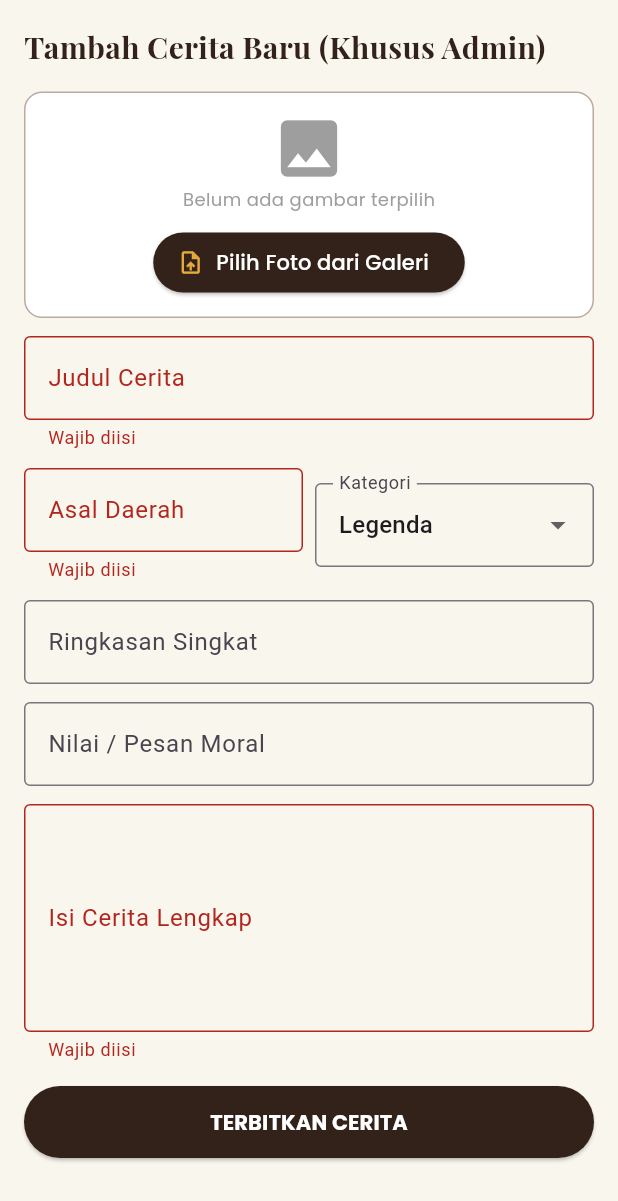
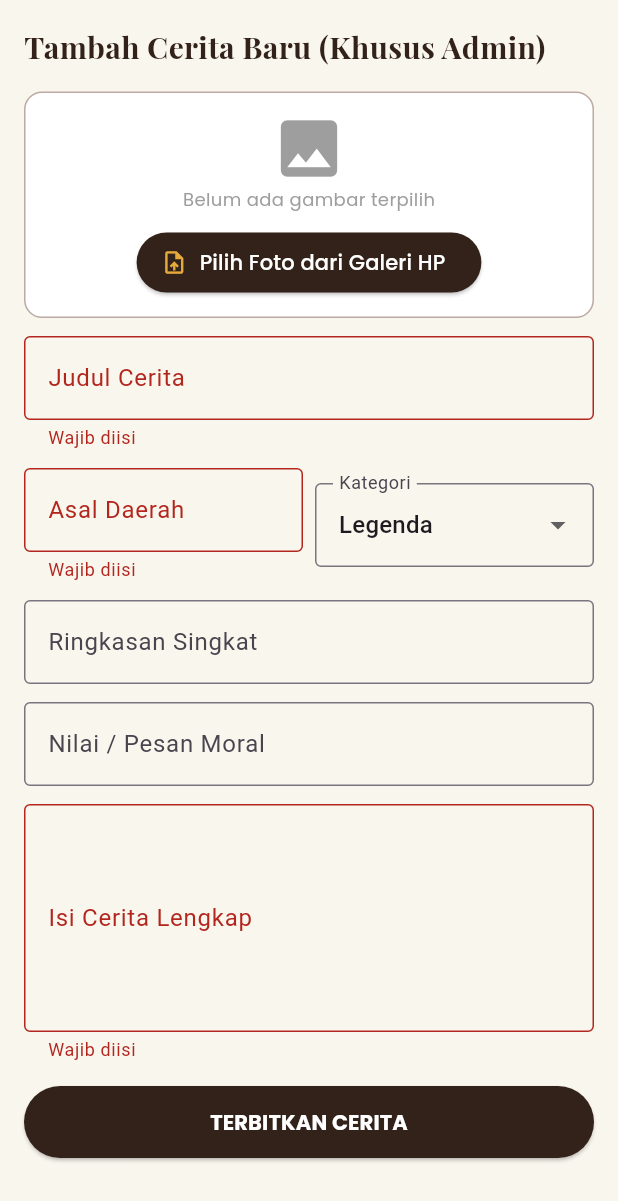
Before and after one commit to duitawisnaeni31-a11y/aplikasi_kisahloka, a Flutter app: the AddStoryScreen screen opened directly, after a tap on "TERBITKAN CERITA", on a phone screen of 412 x 824 dp. Shown: the top 1201 px of the screen. Run offline on Flutter 3.47's test engine with Material 3 defaults, Android fonts, the phone set to English and light mode, and no system bars; our stand-ins replace audioplayers, file_picker, google_fonts, shared_preferences; accounts and stored records are empty.

Commit message:
Simpan perubahan kode

```diff
--- a/lib/main.dart
+++ b/lib/main.dart
@@ -5,7 +5,9 @@ import 'views/admin_views.dart';
 import 'views/guest_views.dart';
 import 'views/story_detail_view.dart';
 
-void main() {
+void main() async {
+  WidgetsFlutterBinding.ensureInitialized();
+  await loadStoriesFromStorage();
   runApp(const KisahLokaApp());
 }
 
@@ -133,7 +135,7 @@ class _KisahLokaAppState extends State<KisahLokaApp> {
                             Align(
                               alignment: Alignment.centerLeft,
                               child: Text(
-                                '*Catatan: Gunakan email yang mengandung kata "admin" untuk masuk sebagai Admin.',
+                                '*Gunakan email yang mengandung kata "admin" untuk masuk sebagai Admin.',
                                 style: GoogleFonts.poppins(fontSize: 10, color: Colors.grey.shade700, fontStyle: FontStyle.italic),
                               ),
                             ),
--- a/lib/views/admin_views.dart
+++ b/lib/views/admin_views.dart
@@ -1,4 +1,5 @@
 import 'dart:io';
+import 'dart:typed_data';
 import 'dart:ui';
 import 'package:file_picker/file_picker.dart';
 import 'package:flutter/material.dart';
@@ -38,12 +39,15 @@ class _AdminDashboardScreenState extends State<AdminDashboardScreen> {
               ),
               ElevatedButton(
                 style: ElevatedButton.styleFrom(backgroundColor: Colors.red.shade700),
-                onPressed: () {
+                onPressed: () async {
                   setState(() {
                     globalStories.removeAt(index);
                   });
+                  await saveStoriesToStorage();
+                  if (mounted) {
                     Navigator.pop(ctx);
                     ScaffoldMessenger.of(context).showSnackBar(const SnackBar(content: Text('Cerita berhasil dihapus.')));
+                  }
                 },
                 child: Text('HAPUS', style: GoogleFonts.poppins(color: Colors.white, fontWeight: FontWeight.bold)),
               ),
@@ -123,13 +127,21 @@ class _AddStoryScreenState extends State<AddStoryScreen> {
 
   String _category = 'Legenda';
   File? _selectedImageFile;
+  Uint8List? _selectedImageBytes; // Menyimpan data byte gambar HP
 
   Future<void> _pickImage() async {
     try {
-      FilePickerResult? result = await FilePicker.platform.pickFiles(type: FileType.image);
-      if (result != null && result.files.single.path != null) {
+      FilePickerResult? result = await FilePicker.platform.pickFiles(
+        type: FileType.image,
+        withData: true, // Ambil data byte langsung agar kompatibel di HP
+      );
+
+      if (result != null) {
         setState(() {
+          if (result.files.single.path != null) {
             _selectedImageFile = File(result.files.single.path!);
+          }
+          _selectedImageBytes = result.files.single.bytes;
         });
       }
     } catch (e) {
@@ -137,8 +149,14 @@ class _AddStoryScreenState extends State<AddStoryScreen> {
     }
   }
 
-  void _submitStory() {
+  void _submitStory() async {
     if (_formKey.currentState!.validate()) {
+      // Jika pengguna memilih File tetapi bytes belum terbaca, baca manual dari file
+      Uint8List? finalBytes = _selectedImageBytes;
+      if (finalBytes == null && _selectedImageFile != null) {
+        finalBytes = await _selectedImageFile!.readAsBytes();
+      }
+
       final newStory = Story(
         id: DateTime.now().millisecondsSinceEpoch.toString(),
         title: _titleController.text,
@@ -148,12 +166,14 @@ class _AddStoryScreenState extends State<AddStoryScreen> {
         content: _contentController.text,
         moralValue: _moralController.text,
         imageFile: _selectedImageFile,
-        audioUrl: 'https://cdn.pixabay.com/download/audio/2022/05/27/audio_1808fbf07a.mp3',
+        imageBytes: finalBytes,
         iconEmoji: _category == 'Legenda' ? '⛵' : (_category == 'Mitos' ? '🌊' : '📜'),
       );
 
       globalStories.insert(0, newStory);
+      await saveStoriesToStorage();
 
+      if (mounted) {
         ScaffoldMessenger.of(context).showSnackBar(const SnackBar(content: Text('Cerita berhasil diterbitkan!')));
 
         _titleController.clear();
@@ -161,8 +181,26 @@ class _AddStoryScreenState extends State<AddStoryScreen> {
         _summaryController.clear();
         _moralController.clear();
         _contentController.clear();
-      setState(() => _selectedImageFile = null);
+        setState(() {
+          _selectedImageFile = null;
+          _selectedImageBytes = null;
+        });
       }
+    }
+  }
+
+  Widget _buildPreviewImage() {
+    if (_selectedImageBytes != null) {
+      return Image.memory(_selectedImageBytes!, height: 160, width: double.infinity, fit: BoxFit.cover);
+    } else if (_selectedImageFile != null) {
+      return Image.file(_selectedImageFile!, height: 160, width: double.infinity, fit: BoxFit.cover);
+    }
+    return Column(
+      children: [
+        const Icon(Icons.image, size: 50, color: Colors.grey),
+        Text('Belum ada gambar terpilih', style: GoogleFonts.poppins(color: Colors.grey, fontSize: 12)),
+      ],
+    );
   }
 
   @override
@@ -185,23 +223,16 @@ class _AddStoryScreenState extends State<AddStoryScreen> {
                 decoration: BoxDecoration(color: Colors.white, borderRadius: BorderRadius.circular(12), border: Border.all(color: Colors.brown.shade200)),
                 child: Column(
                   children: [
-                    _selectedImageFile != null
-                        ? ClipRRect(
+                    ClipRRect(
                       borderRadius: BorderRadius.circular(8),
-                            child: Image.file(_selectedImageFile!, height: 160, width: double.infinity, fit: BoxFit.cover),
-                          )
-                        : Column(
-                            children: [
-                              const Icon(Icons.image, size: 50, color: Colors.grey),
-                              Text('Belum ada gambar terpilih', style: GoogleFonts.poppins(color: Colors.grey, fontSize: 12)),
-                            ],
+                      child: _buildPreviewImage(),
                     ),
                     const SizedBox(height: 10),
                     ElevatedButton.icon(
                       onPressed: _pickImage,
                       style: ElevatedButton.styleFrom(backgroundColor: const Color(0xFF322219)),
                       icon: const Icon(Icons.upload_file, color: Color(0xFFE5A93C)),
-                      label: Text(_selectedImageFile != null ? 'Ganti Foto Gambar' : 'Pilih Foto dari Galeri', style: GoogleFonts.poppins(color: Colors.white)),
+                      label: Text((_selectedImageFile != null || _selectedImageBytes != null) ? 'Ganti Foto Gambar' : 'Pilih Foto dari Galeri HP', style: GoogleFonts.poppins(color: Colors.white)),
                     ),
                   ],
                 ),
```
Also changed, not shown: lib/models/app_models.dart (+59 -5 lines), lib/views/guest_views.dart (+10 -7 lines), lib/views/story_detail_view.dart (+10 -8 lines), pubspec.yaml (+11 -12 lines), pubspec.lock, 1 other file. Lines whose indentation alone changed are shown as unchanged.
